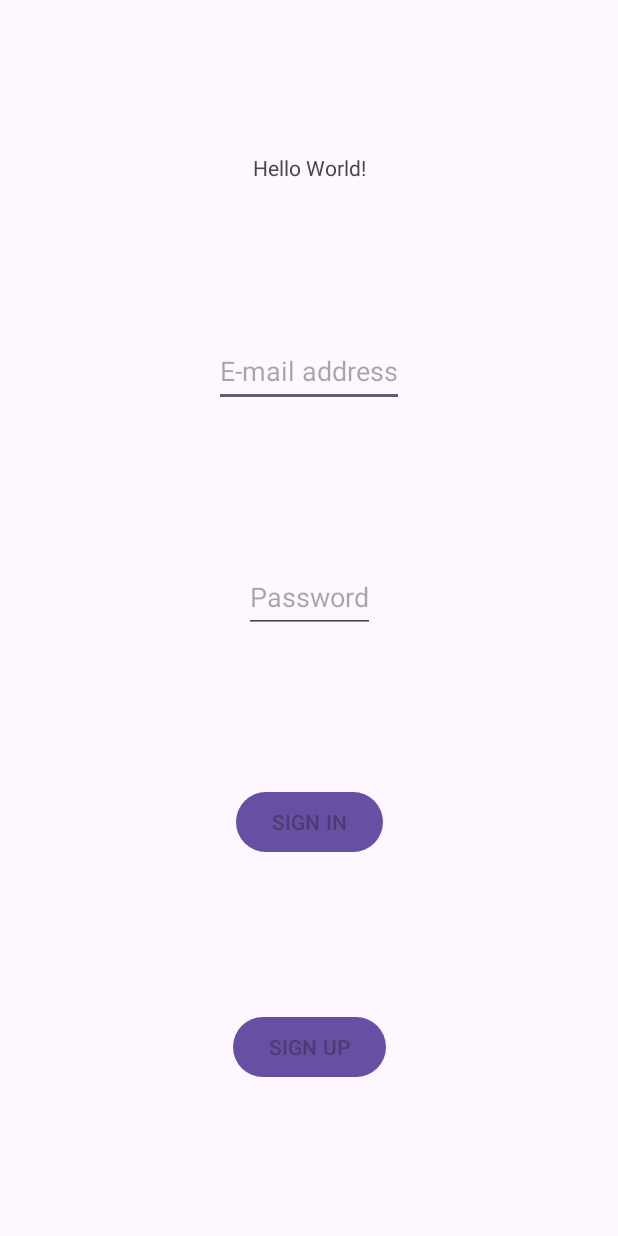
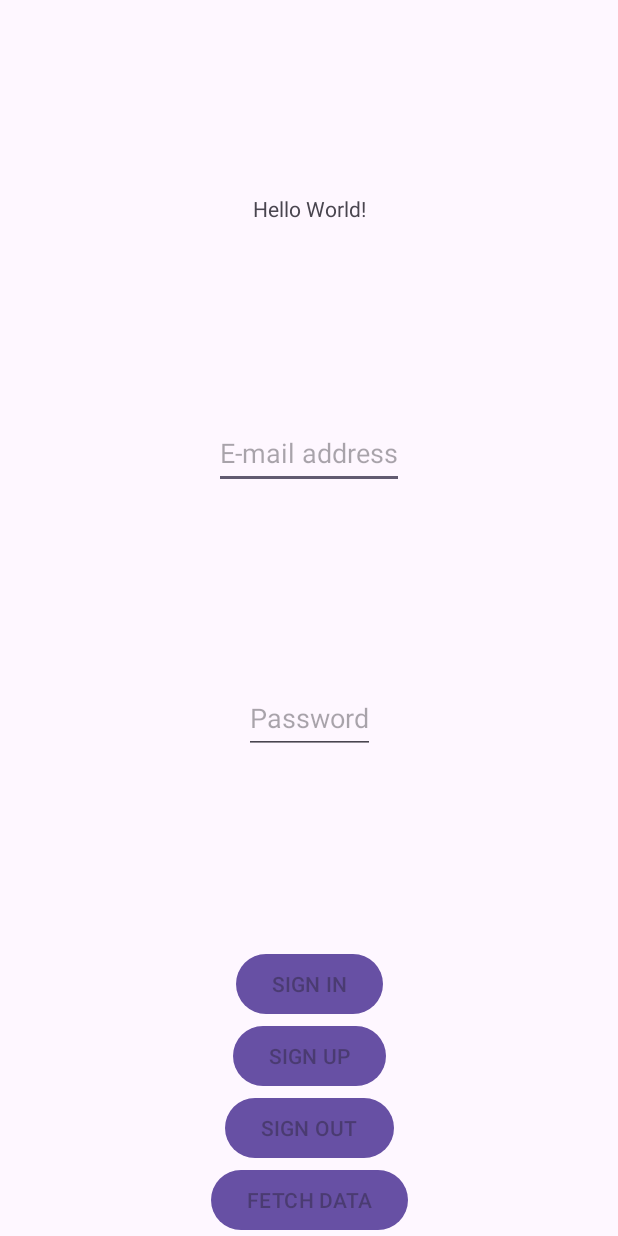
Before and after one commit to GiusCat/LangSupport, an Android app: the layout activity_main.xml on its own in the app's theme, with its tools: preview values and no code run, on a phone screen of 412 x 824 dp. Run offline under Robolectric (Android 15) with nearby library versions, the phone set to English and light mode, and no system bars.

Commit message:
Added Database connection and data retrieval

```diff
--- a/app/src/main/res/layout/activity_main.xml
+++ b/app/src/main/res/layout/activity_main.xml
@@ -45,7 +45,6 @@
         android:layout_width="wrap_content"
         android:layout_height="wrap_content"
         android:hint="SIGN IN"
-        app:layout_constraintTop_toBottomOf="@id/password"
         app:layout_constraintBottom_toTopOf="@id/sign_up"
         app:layout_constraintStart_toStartOf="parent"
         app:layout_constraintEnd_toEndOf="parent" />
@@ -55,7 +54,24 @@
         android:layout_width="wrap_content"
         android:layout_height="wrap_content"
         android:hint="SIGN UP"
-        app:layout_constraintTop_toBottomOf="@id/sign_in"
+        app:layout_constraintBottom_toTopOf="@id/sign_out"
+        app:layout_constraintStart_toStartOf="parent"
+        app:layout_constraintEnd_toEndOf="parent" />
+
+    <Button
+        android:id="@+id/sign_out"
+        android:layout_width="wrap_content"
+        android:layout_height="wrap_content"
+        android:hint="SIGN OUT"
+        app:layout_constraintBottom_toTopOf="@id/fetch"
+        app:layout_constraintStart_toStartOf="parent"
+        app:layout_constraintEnd_toEndOf="parent" />
+
+    <Button
+        android:id="@+id/fetch"
+        android:layout_width="wrap_content"
+        android:layout_height="wrap_content"
+        android:hint="FETCH DATA"
         app:layout_constraintBottom_toBottomOf="parent"
         app:layout_constraintStart_toStartOf="parent"
         app:layout_constraintEnd_toEndOf="parent" />
```
Also changed, not shown: app/src/main/java/org/progmob/langsupport/MainActivity.kt (+35 -0 lines).
